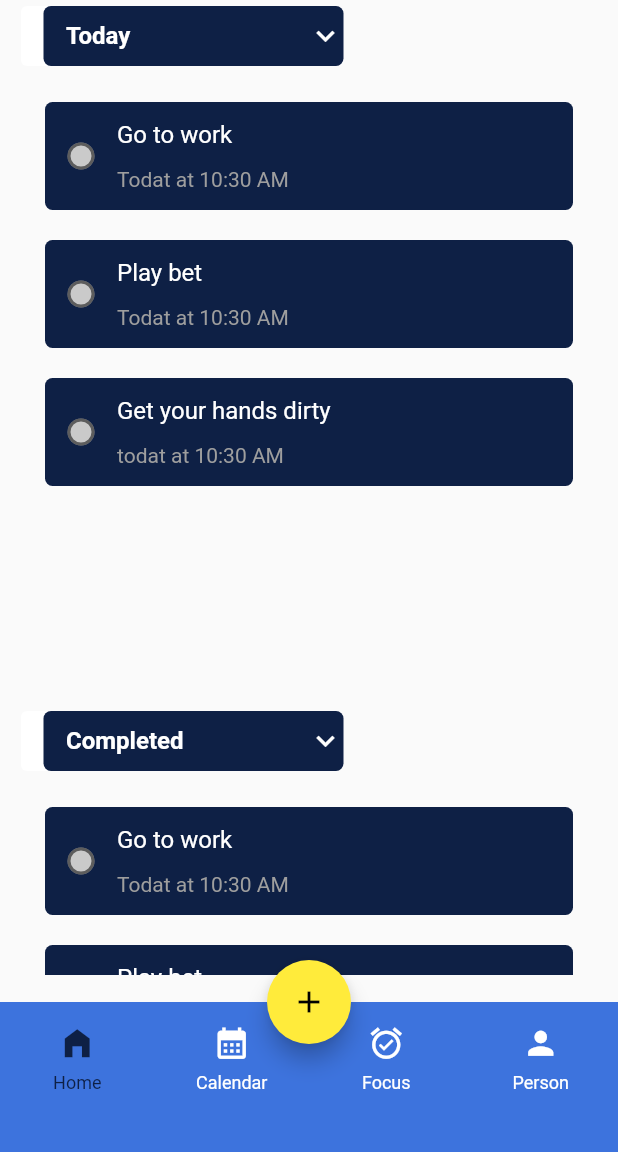
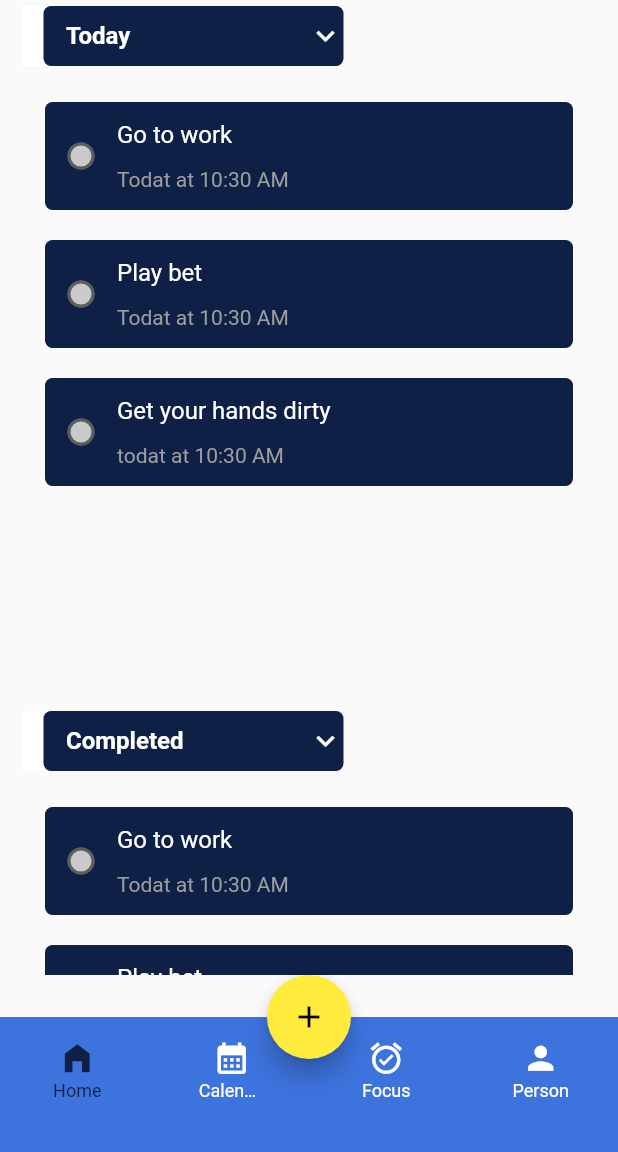
Before and after one commit to FlutterPortfolio-team/to-do, a Flutter app: the IndexScreen screen opened directly, on a phone screen of 412 x 824 dp, the part 84-1236 px from its top. Run offline on Flutter 3.47's test engine with Material 2 defaults, Android fonts, the phone set to English and light mode, and no system bars; drawn by our look-alikes of dropdown_button2; our stand-ins replace flutter_calendar_carousel, wheel_chooser; Roboto replaces fonts that are missing (Candara).

Commit message:
ft/bottomsheet,tasktilebuilder

```diff
--- a/lib/view/home/home_screen.dart
+++ b/lib/view/home/home_screen.dart
@@ -58,6 +58,7 @@ class _HomeScreenState extends State<HomeScreen> {
           padding: const EdgeInsets.only(bottom: 30.0),
           child: FloatingActionButton(
             onPressed: () => showModalBottomSheet(
+                isScrollControlled: true,
                 context: context,
                 builder: (context) => const AddTaskBottomSheet()),
             backgroundColor: Colors.yellow,
--- a/lib/view/widgets/bottom_bar_icon.dart
+++ b/lib/view/widgets/bottom_bar_icon.dart
@@ -14,8 +14,8 @@ class BottomBarIcon extends StatelessWidget {
   @override
   Widget build(BuildContext context) {
     return SizedBox(
-      height: 70,
-      width: 70,
+      height: 60,
+      width: 60,
       child: IconButton(
         onPressed: () {},
         icon: SizedBox(
--- a/lib/view/widgets/task_tile_builder.dart
+++ b/lib/view/widgets/task_tile_builder.dart
@@ -41,7 +41,7 @@ class _TaskTileWidgetState extends State<TaskTileWidget> {
     return Container(
       height: assignHeight(widget.tasks),
       margin: const EdgeInsets.only(left: 10, right: 10),
-      child: Column(
+      child: ListView(
         children: widget.tasks,
       ),
     );
```
Also changed, not shown: lib/view/widgets/add_task_botton_sheet.dart (+19 -11 lines).
